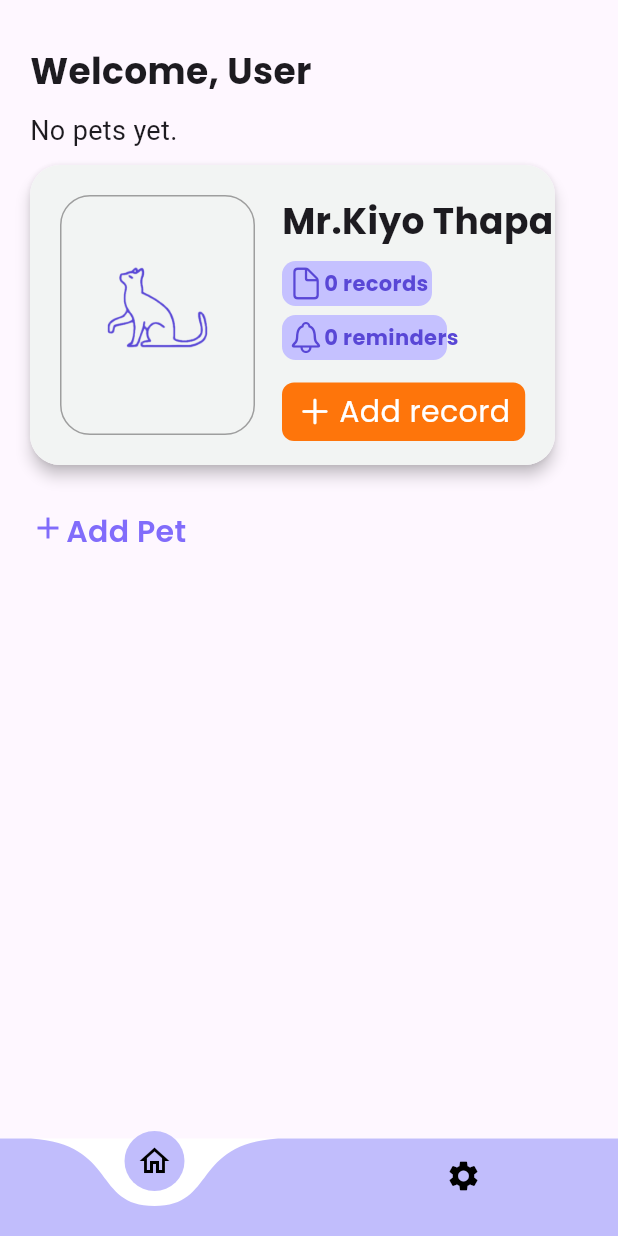
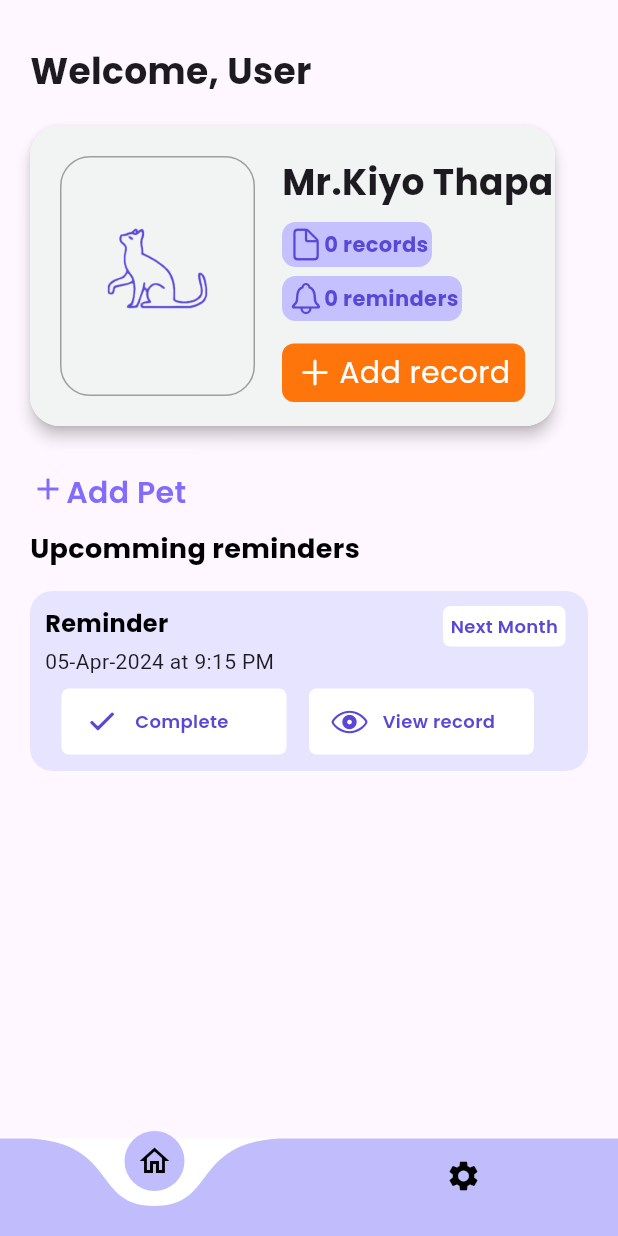
Before and after one commit to subin1rai/VetCare, a Flutter app: the screen it shows after launch, on a phone screen of 412 x 824 dp. Run offline on Flutter 3.47's test engine with Material 3 defaults, Android fonts, the phone set to English and light mode, and no system bars; drawn by our look-alikes of curved_labeled_navigation_bar; our stand-ins replace google_fonts.

Commit message:
record section added

```diff
--- a/lib/add record/home.dart
+++ b/lib/add record/home.dart
@@ -25,7 +25,7 @@ class _HomePageState extends State<HomePage> {
                     fontWeight: FontWeight.bold, fontSize: 24),
               ),
               const SizedBox(height: 10),
-              Text("No pets yet.", style: TextStyle(fontSize: 18)),
+              // Text("No pets yet.", style: TextStyle(fontSize: 18)),
               const SizedBox(
                 height: 10,
               ),
@@ -90,7 +90,7 @@ class _HomePageState extends State<HomePage> {
                               ),
                               Container(
                                 height: 30,
-                                width: 110,
+                                width: 120,
                                 decoration: BoxDecoration(
                                     color: Color.fromARGB(255, 197, 193, 255),
                                     borderRadius: BorderRadius.circular(9)),
@@ -118,14 +118,18 @@ class _HomePageState extends State<HomePage> {
                                     color: const Color(0xffFE750B),
                                     borderRadius: BorderRadius.circular(8)),
                                 child: Padding(
-                                  padding: const EdgeInsets.fromLTRB(10,5,10,5),
+                                  padding:
+                                      const EdgeInsets.fromLTRB(10, 5, 10, 5),
                                   child: Row(
                                     children: [
                                       const Icon(
                                         CupertinoIcons.add,
-                                        color: Color.fromARGB(255, 255, 255, 255),
+                                        color:
+                                            Color.fromARGB(255, 255, 255, 255),
                                       ),
-                                      SizedBox(width: 4,),
+                                      SizedBox(
+                                        width: 4,
+                                      ),
                                       Text(
                                         "Add record",
                                         style: GoogleFonts.poppins(
@@ -145,11 +149,12 @@ class _HomePageState extends State<HomePage> {
                   ),
                 ),
               ),
-              SizedBox(height: 30),
+              const SizedBox(height: 30),
               Row(
                 crossAxisAlignment: CrossAxisAlignment.start,
                 children: [
-                  Icon(Icons.add, color: Color.fromARGB(255, 129, 108, 251)),
+                  const Icon(Icons.add,
+                      color: Color.fromARGB(255, 129, 108, 251)),
                   GestureDetector(
                     child: Text("Add Pet",
                         style: GoogleFonts.poppins(
@@ -159,6 +164,109 @@ class _HomePageState extends State<HomePage> {
                   ),
                 ],
               ),
+              const SizedBox(height: 10),
+              Text("Upcomming reminders",
+                  style: GoogleFonts.poppins(
+                      fontSize: 18,
+                      fontWeight: FontWeight.bold,
+                      color: Colors.black)),
+              const SizedBox(height: 15),
+              Container(
+                height: 120,
+                width: 420,
+                decoration: BoxDecoration(
+                    color: Color(0xffE7E4FF),
+                    borderRadius: BorderRadius.circular(15)),
+                child: Column(
+                  crossAxisAlignment: CrossAxisAlignment.start,
+                  children: [
+                    Padding(
+                      padding: const EdgeInsets.fromLTRB(10,10,0,0),
+                      child: Row(
+                        crossAxisAlignment: CrossAxisAlignment.start,
+                        mainAxisAlignment: MainAxisAlignment.spaceBetween,
+                        children: [
+                        Text("Reminder",style:  GoogleFonts.poppins(
+                                fontSize: 16,
+                                fontWeight: FontWeight.bold,
+                                color: Colors.black)),
+                        Container(
+                          padding: const EdgeInsets.fromLTRB(5,5,5,5),
+                          margin: const EdgeInsets.only(right: 15),
+                           decoration: BoxDecoration(
+                        color: const Color.fromARGB(255, 255, 255, 255),
+                        borderRadius: BorderRadius.circular(5)),
+                          child: Text("Next Month",style:  GoogleFonts.poppins(
+                                fontSize: 12,
+                                fontWeight: FontWeight.w600,
+                                color:  const Color(0xff5947D6)),),
+                        ),
+                      ],),
+                    ),
+                  Padding(
+                    padding: const EdgeInsets.only(left: 10.0),
+                    child: const Text("05-Apr-2024 at 9:15 PM"),
+                  ),
+                  Padding(
+                    padding: const EdgeInsets.all(8.0),
+                    child: Row(
+                      mainAxisAlignment: MainAxisAlignment.center,
+                      children: [
+                      Container(
+                        width: 150,
+                            padding: const EdgeInsets.fromLTRB(15,10,15,10),
+                            margin: const EdgeInsets.only(right: 15),
+                             decoration: BoxDecoration(
+                          color: const Color.fromARGB(255, 255, 255, 255),
+                          borderRadius: BorderRadius.circular(5)),
+                            child: Row(
+
+                              children: [
+                               const Padding(
+                                  padding:  EdgeInsets.only(right: 10.0),
+                                  child: Icon(
+                                          CupertinoIcons.checkmark_alt,
+                                          color: Color(0xff5947D6),
+                                        ),
+                                ),
+                                Text("Complete",style:  GoogleFonts.poppins(
+                                      fontSize: 12,
+                                      fontWeight: FontWeight.w600,
+                                      color:  const Color(0xff5947D6)),),
+                              ],
+                            ),
+                          ),
+                           Container(
+                        width: 150,
+                            padding: const EdgeInsets.fromLTRB(15,10,15,10),
+                            margin: const EdgeInsets.only(right: 15),
+                             decoration: BoxDecoration(
+                          color: const Color.fromARGB(255, 255, 255, 255),
+                          borderRadius: BorderRadius.circular(5)),
+                            child: Row(
+
+                              children: [
+                               const Padding(
+                                  padding: const EdgeInsets.only(right: 10.0),
+                                  child:  Icon(
+                                          CupertinoIcons.eye,
+                                          color: Color(0xff5947D6),
+                                        ),
+                                ),
+                                Text("View record",style:  GoogleFonts.poppins(
+                                      fontSize: 12,
+                                      fontWeight: FontWeight.w600,
+                                      color:  const Color(0xff5947D6)),),
+                              ],
+                            ),
+                          ),
+                    ],),
+                  )
+                  ],
+                ),
+              ),
+
+
             ],
           )),
     );
--- a/lib/main.dart
+++ b/lib/main.dart
@@ -2,6 +2,7 @@ import 'package:flutter/material.dart';
 import 'package:vetapp/Screen/Get_Start.dart';
 import 'package:vetapp/Screen/Register.dart';
 import 'package:vetapp/add%20record/add.dart';
+import 'package:vetapp/add%20record/add_record.dart';
 import 'package:vetapp/add%20record/home.dart';
 import 'package:vetapp/add%20record/nav.dart';
 
```
Also changed, not shown: lib/add record/add_record.dart (added, +258 -0 lines).
